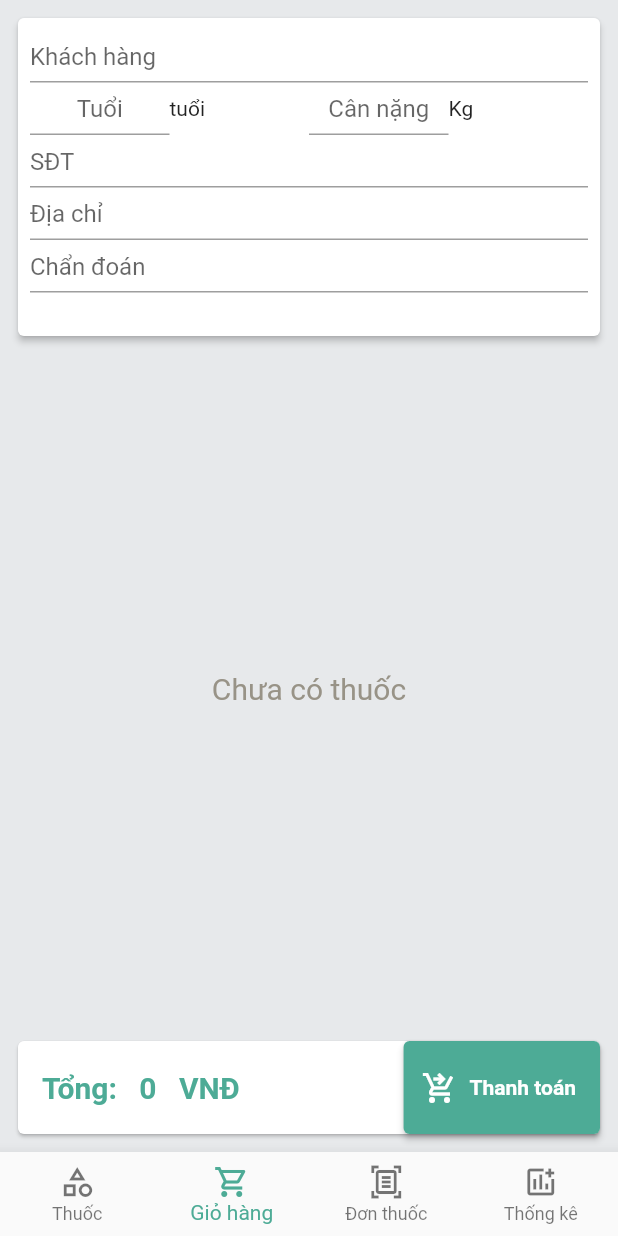
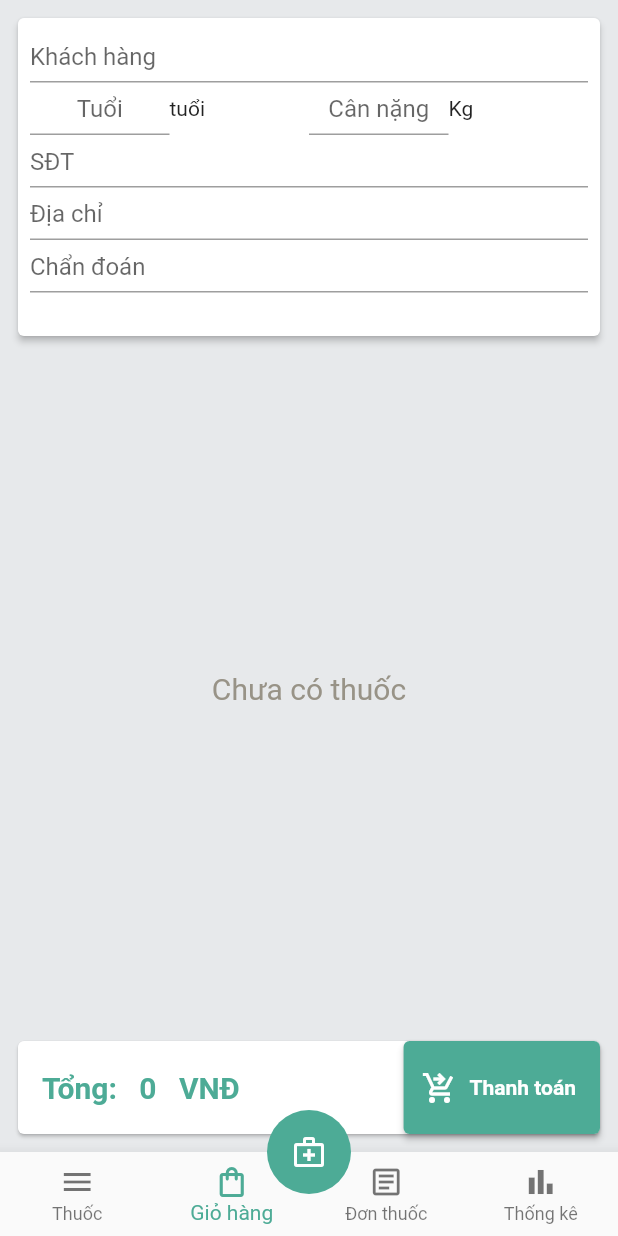
Before and after one commit to kaisaer273/cms_app, a Flutter app: the screen it shows after launch, item 2 of the bottom bar chosen, on a phone screen of 412 x 824 dp. Run offline on Flutter 3.47's test engine with Material 2 defaults, Android fonts, the phone set to English and light mode, and no system bars; our stand-ins replace get.

Commit message:
06/06.4floatingActionButtonAnimator

```diff
--- a/lib/controllers/cart_controller.dart
+++ b/lib/controllers/cart_controller.dart
@@ -3,7 +3,7 @@ import 'package:get/get.dart';
 import '../models/medicine_model.dart';
 
 class CartController extends GetxController {
-  var _medicinesInCart = {}.obs;
+  final Map<dynamic, dynamic> _medicinesInCart = {}.obs;
   var filteredMedicineList = [].obs; // Danh sách đã lọc
 
   @override
--- a/lib/main.dart
+++ b/lib/main.dart
@@ -55,6 +55,15 @@ class _MyAppState extends State<MyApp> {
   @override
   Widget build(BuildContext context) {
     return Scaffold(
+      // ignore: prefer_const_constructors
+      floatingActionButton: FloatingActionButton(
+        elevation: 0,
+        onPressed: () {},
+        backgroundColor: const Color.fromRGBO(77, 171, 150, 1),
+        child: const Icon(Icons.medical_services_outlined),
+      ),
+      floatingActionButtonLocation:
+          FloatingActionButtonLocation.miniCenterDocked,
       backgroundColor: const Color.fromRGBO(231, 233, 235, 1),
       body: _pages[_selectedIndex],
       bottomNavigationBar: BottomNavigationBar(
@@ -62,22 +71,22 @@ class _MyAppState extends State<MyApp> {
         items: const [
           BottomNavigationBarItem(
             icon: Icon(
-              Icons.category_outlined,
+              Icons.menu_outlined,
             ),
             label: 'Thuốc',
           ),
           BottomNavigationBarItem(
             icon: Icon(
-              Icons.shopping_cart_outlined,
+              Icons.shopping_bag_outlined,
             ),
             label: 'Giỏ hàng',
           ),
           BottomNavigationBarItem(
-            icon: Icon(Icons.document_scanner_outlined),
+            icon: Icon(Icons.article_outlined),
             label: 'Đơn thuốc',
           ),
           BottomNavigationBarItem(
-            icon: Icon(Icons.add_chart_outlined),
+            icon: Icon(Icons.bar_chart_outlined),
             label: 'Thống kê',
           ),
         ],
@@ -87,3 +96,68 @@ class _MyAppState extends State<MyApp> {
     );
   }
 }
+
+// class MyApp extends StatelessWidget {
+//   const MyApp({super.key});
+
+//   @override
+//   Widget build(BuildContext context) {
+//     return Scaffold(
+//       floatingActionButton: FloatingActionButton(
+//         onPressed: () {
+//           //code to execute on button press
+//         },
+//         backgroundColor: const Color.fromRGBO(77, 171, 150, 1),
+//         child: const Icon(Icons.medical_services_outlined), //icon inside button
+//       ),
+//       floatingActionButtonLocation: FloatingActionButtonLocation.centerDocked,
+//       bottomNavigationBar: BottomAppBar(
+//         color: Colors.redAccent,
+//         shape: const CircularNotchedRectangle(),
+//         notchMargin: 5,
+//         child: Row(
+//           mainAxisSize: MainAxisSize.max,
+//           mainAxisAlignment: MainAxisAlignment.spaceBetween,
+//           children: <Widget>[
+//             IconButton(
+//               icon: const Icon(
+//                 Icons.list_alt_outlined,
+//                 color: Colors.white,
+//               ),
+//               onPressed: () {
+//                 Get.to(const MedicineListScreen());
+//               },
+//             ),
+//             IconButton(
+//               icon: const Icon(
+//                 Icons.shopping_bag_outlined,
+//                 color: Colors.white,
+//               ),
+//               onPressed: () {
+//                 Get.to(const CartScreen());
+//               },
+//             ),
+//             IconButton(
+//               icon: const Icon(
+//                 Icons.article_outlined,
+//                 color: Colors.white,
+//               ),
+//               onPressed: () {
+//                 Get.to(const HistoryOrderScreen());
+//               },
+//             ),
+//             IconButton(
+//               icon: const Icon(
+//                 Icons.bar_chart_outlined,
+//                 color: Colors.white,
+//               ),
+//               onPressed: () {
+//                 Get.to(const ChartScreen());
+//               },
+//             )
+//           ],
+//         ),
+//       ),
+//     );
+//   }
+// }
--- a/lib/views/widgets/cart_total.dart
+++ b/lib/views/widgets/cart_total.dart
@@ -3,7 +3,7 @@ import 'package:flutter/material.dart';
 import 'package:get/get.dart';
 
 class CartTotal extends StatelessWidget {
-  CartController cartController = Get.find();
+  final CartController cartController = Get.find();
   CartTotal({super.key});
 
   @override
--- a/lib/views/widgets/customer_form.dart
+++ b/lib/views/widgets/customer_form.dart
@@ -22,6 +22,7 @@ class CustomerForm extends StatelessWidget {
               children: const [
                 Expanded(
                   child: TextField(
+                    keyboardType: TextInputType.number,
                     textAlign: TextAlign.center,
                     decoration: InputDecoration(
                       isDense: true,
@@ -33,6 +34,8 @@ class CustomerForm extends StatelessWidget {
                 Expanded(child: Text("tuổi")),
                 Expanded(
                   child: TextField(
+                    keyboardType:
+                        TextInputType.numberWithOptions(decimal: true),
                     textAlign: TextAlign.center,
                     decoration: InputDecoration(
                       isDense: true,
--- a/lib/views/widgets/medicine_widget.dart
+++ b/lib/views/widgets/medicine_widget.dart
@@ -50,7 +50,7 @@ class MedicineWidget extends StatelessWidget {
 class MedicineCard extends StatelessWidget {
   final int index;
   final CartController cartController;
-  final filteredMedicineList;
+  final List<dynamic> filteredMedicineList;
   const MedicineCard(
       {super.key,
       required this.index,
```
